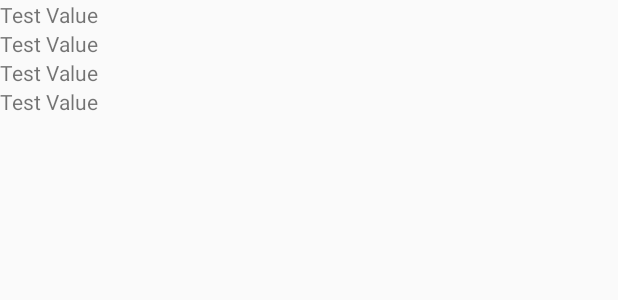
After one commit to doanappdev/KotlinDemo, an Android app: the layout news_item.xml on its own in the app's theme, with its tools: preview values and no code run, on a phone screen of 412 x 824 dp. The commit adds this screen. Shown: the top 300 px of the screen. Run offline under Robolectric (Android 15) with nearby library versions, the phone set to English and light mode, and no system bars.

Commit message:
add news activity, adapter class, and models to display news item in recycler view

```diff
--- a/app/src/main/java/com/doanappdev/kotlindemo/di/NetworkModule.kt
+++ b/app/src/main/java/com/doanappdev/kotlindemo/di/NetworkModule.kt
@@ -10,7 +10,8 @@ import javax.inject.Singleton
 
     @Provides @Singleton
     fun provideRetrofit() : Retrofit {
-        return Retrofit.Builder().baseUrl("https://www.reddit.com")
+        return Retrofit.Builder()
+                .baseUrl("https://www.reddit.com")
                 .addConverterFactory(GsonConverterFactory.create())
                 .build()
     }
--- /dev/null
+++ b/app/src/main/res/layout/news_item.xml
@@ -0,0 +1,42 @@
+<?xml version="1.0" encoding="utf-8"?>
+<android.support.constraint.ConstraintLayout
+    xmlns:android="http://schemas.android.com/apk/res/android"
+    xmlns:tools="http://schemas.android.com/tools"
+    xmlns:app="http://schemas.android.com/apk/res-auto"
+    android:orientation="vertical"
+    android:layout_width="match_parent"
+    android:layout_height="wrap_content">
+
+    <TextView
+        android:id="@+id/description"
+        android:layout_width="wrap_content"
+        android:layout_height="wrap_content"
+        app:layout_constraintTop_toTopOf="parent"
+        tools:text="Test Value"
+        />
+
+    <TextView
+        android:id="@+id/author"
+        android:layout_width="wrap_content"
+        android:layout_height="wrap_content"
+        app:layout_constraintTop_toBottomOf="@id/description"
+        tools:text="Test Value"
+        />
+
+    <TextView
+        android:id="@+id/comments"
+        android:layout_width="wrap_content"
+        android:layout_height="wrap_content"
+        app:layout_constraintTop_toBottomOf="@id/author"
+        tools:text="Test Value"
+        />
+
+    <TextView
+        android:id="@+id/time"
+        android:layout_width="wrap_content"
+        android:layout_height="wrap_content"
+        app:layout_constraintTop_toBottomOf="@id/comments"
+        tools:text="Test Value"
+        />
+
+</android.support.constraint.ConstraintLayout>
--- a/build.gradle
+++ b/build.gradle
@@ -8,7 +8,7 @@ buildscript {
         jcenter()
     }
     dependencies {
-        classpath 'com.android.tools.build:gradle:3.0.0-beta2'
+        classpath 'com.android.tools.build:gradle:3.0.0-beta5'
         classpath "org.jetbrains.kotlin:kotlin-gradle-plugin:$kotlin_version"
 
         // NOTE: Do not place your application dependencies here; they belong
```
Also changed, not shown: app/src/main/java/com/doanappdev/kotlindemo/adapter/LoadingDelegateAdapter.kt (added, +20 -0 lines), app/src/main/java/com/doanappdev/kotlindemo/adapter/ViewTypeDelegateAdapter.kt (added, +9 -0 lines), app/src/main/java/com/doanappdev/kotlindemo/extensions/Extensions.kt (added, +9 -0 lines), app/src/main/java/com/doanappdev/kotlindemo/news/NewsActivity.kt (+28 -2 lines), app/src/main/java/com/doanappdev/kotlindemo/news/NewsAdapter.kt (added, +49 -0 lines), app/src/main/java/com/doanappdev/kotlindemo/news/NewsDelegateAdapter.kt (added, +37 -0 lines), app/src/main/res/layout/activity_news.xml (+20 -11 lines), app/src/main/res/layout/news_item_loading.xml (added, +15 -0 lines).
